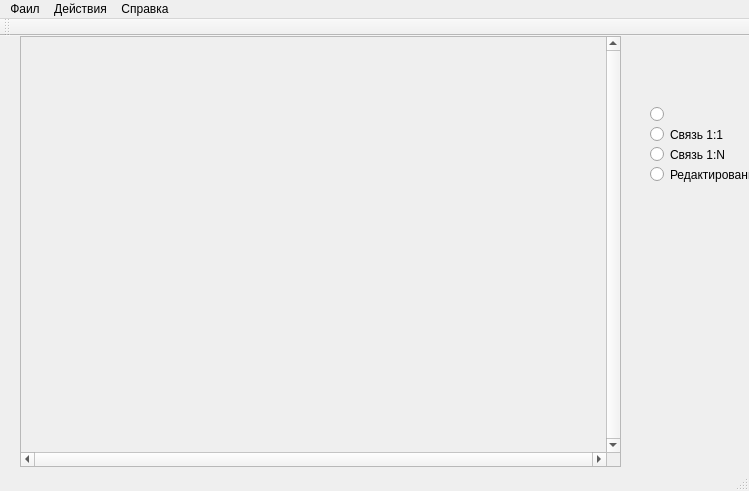
Before: the Qt Designer form MainForm/mainwindow.ui in Hronbox/CASE_SWDEP, drawn with Qt 5.
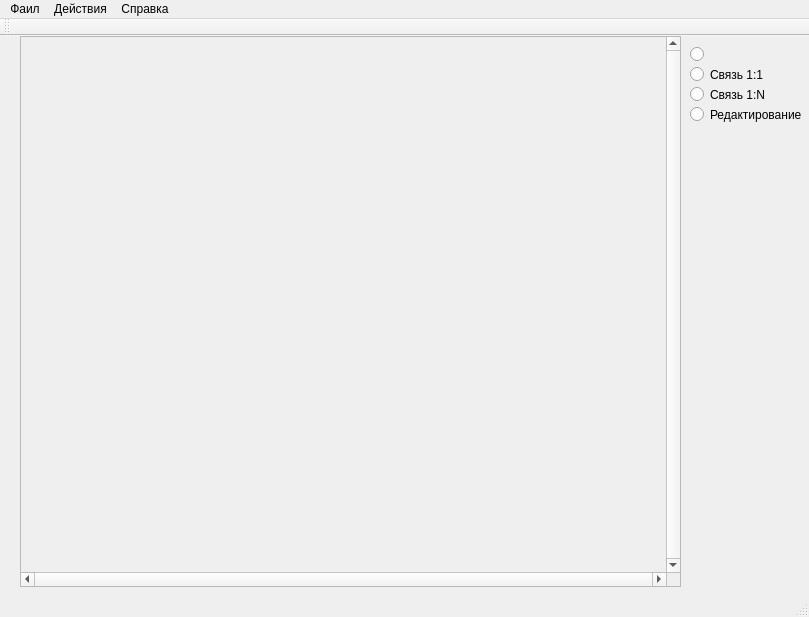
After: the same form once the commit is applied. Icons and pictures are not drawn.

```diff
--- a/MainForm/mainwindow.ui
+++ b/MainForm/mainwindow.ui
@@ -6,8 +6,8 @@
    <rect>
     <x>0</x>
     <y>0</y>
-    <width>749</width>
-    <height>491</height>
+    <width>809</width>
+    <height>617</height>
    </rect>
   </property>
   <property name="windowTitle">
@@ -20,8 +20,8 @@
    <widget class="QRadioButton" name="tableRadio">
     <property name="geometry">
      <rect>
-      <x>650</x>
-      <y>70</y>
+      <x>690</x>
+      <y>10</y>
       <width>82</width>
       <height>17</height>
      </rect>
@@ -37,8 +37,8 @@
    <widget class="QRadioButton" name="one_to_one">
     <property name="geometry">
      <rect>
-      <x>650</x>
-      <y>90</y>
+      <x>690</x>
+      <y>30</y>
       <width>82</width>
       <height>17</height>
      </rect>
@@ -50,8 +50,8 @@
    <widget class="QRadioButton" name="Editing">
     <property name="geometry">
      <rect>
-      <x>650</x>
-      <y>130</y>
+      <x>690</x>
+      <y>70</y>
       <width>111</width>
       <height>17</height>
      </rect>
@@ -63,8 +63,8 @@
    <widget class="QRadioButton" name="one_to_N">
     <property name="geometry">
      <rect>
-      <x>650</x>
-      <y>110</y>
+      <x>690</x>
+      <y>50</y>
       <width>82</width>
       <height>17</height>
      </rect>
@@ -78,8 +78,8 @@
      <rect>
       <x>20</x>
       <y>0</y>
-      <width>601</width>
-      <height>431</height>
+      <width>661</width>
+      <height>551</height>
      </rect>
     </property>
     <property name="contextMenuPolicy">
@@ -99,8 +99,8 @@
       <rect>
        <x>0</x>
        <y>0</y>
-       <width>582</width>
-       <height>412</height>
+       <width>642</width>
+       <height>532</height>
       </rect>
      </property>
     </widget>
@@ -111,7 +111,7 @@
     <rect>
      <x>0</x>
      <y>0</y>
-     <width>749</width>
+     <width>809</width>
      <height>21</height>
     </rect>
    </property>
```
